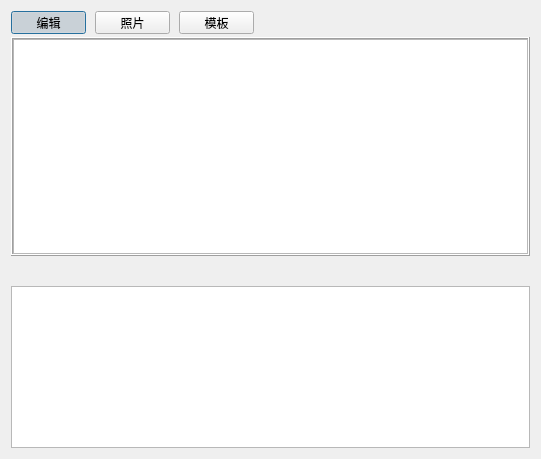
The window that page/EditPageWidget.ui (Onglu/AlbumTool) describes before a commit, drawn with Qt 5.
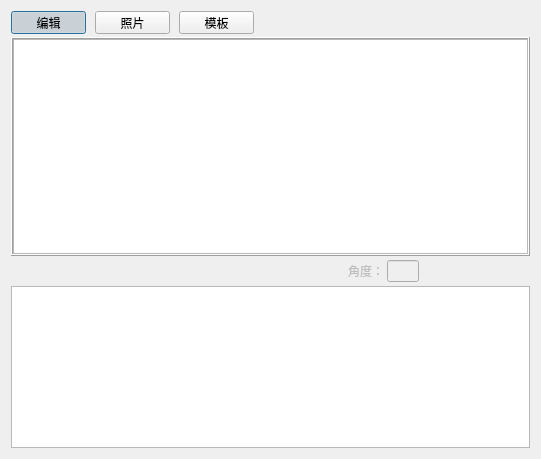
The same window after the commit. Icons and pictures are not drawn.

What changed in the file:
```diff
--- a/page/EditPageWidget.ui
+++ b/page/EditPageWidget.ui
@@ -523,6 +523,50 @@
        </property>
       </widget>
      </item>
+     <item>
+      <widget class="QLabel" name="angleLabel">
+       <property name="enabled">
+        <bool>false</bool>
+       </property>
+       <property name="sizePolicy">
+        <sizepolicy hsizetype="Fixed" vsizetype="Preferred">
+         <horstretch>0</horstretch>
+         <verstretch>0</verstretch>
+        </sizepolicy>
+       </property>
+       <property name="text">
+        <string>角度：</string>
+       </property>
+      </widget>
+     </item>
+     <item>
+      <widget class="QLineEdit" name="angleLineEdit">
+       <property name="enabled">
+        <bool>false</bool>
+       </property>
+       <property name="sizePolicy">
+        <sizepolicy hsizetype="Fixed" vsizetype="Fixed">
+         <horstretch>0</horstretch>
+         <verstretch>0</verstretch>
+        </sizepolicy>
+       </property>
+       <property name="maximumSize">
+        <size>
+         <width>32</width>
+         <height>16777215</height>
+        </size>
+       </property>
+       <property name="toolTip">
+        <string>输入数值在-180~180之间的任意角度，然后回车确认</string>
+       </property>
+       <property name="text">
+        <string/>
+       </property>
+       <property name="alignment">
+        <set>Qt::AlignCenter</set>
+       </property>
+      </widget>
+     </item>
      <item>
       <spacer name="horizontalSpacer_3">
        <property name="orientation">
```
